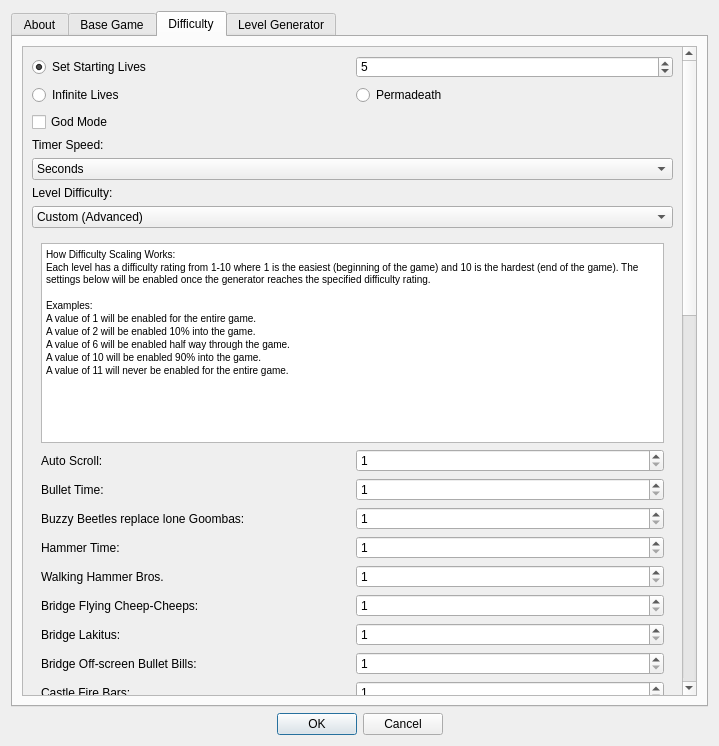
Before: the Qt Designer form SMB1/SMB1_Compliance_To_SMB1/Configure_Settings_Form.ui in Coolcord/Level-Headed, drawn with Qt 5.
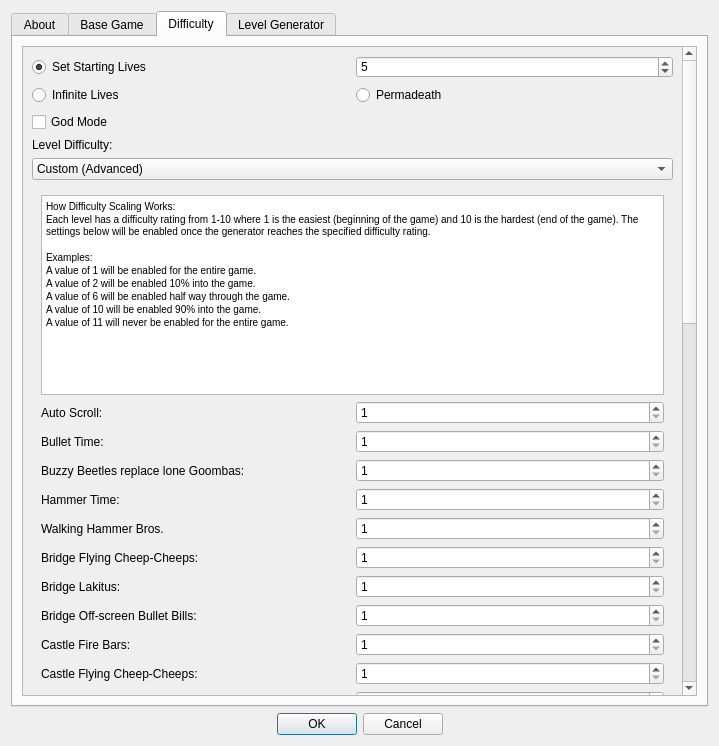
After: the same form once the commit is applied. The open tabs and pages were chosen to show the change.

Commit message: Dropped the seconds timer option

Diff of the .ui file:
```diff
--- a/SMB1/SMB1_Compliance_To_SMB1/Configure_Settings_Form.ui
+++ b/SMB1/SMB1_Compliance_To_SMB1/Configure_Settings_Form.ui
@@ -575,8 +575,8 @@
            <rect>
             <x>0</x>
             <y>0</y>
-            <width>652</width>
-            <height>1822</height>
+            <width>656</width>
+            <height>1902</height>
            </rect>
           </property>
           <layout class="QVBoxLayout" name="verticalLayout_3">
@@ -666,31 +666,6 @@
              </layout>
             </widget>
            </item>
-           <item>
-            <layout class="QVBoxLayout" name="verticalLayout_15">
-             <item>
-              <widget class="QLabel" name="lblTimerSpeed">
-               <property name="text">
-                <string>Timer Speed:</string>
-               </property>
-              </widget>
-             </item>
-             <item>
-              <widget class="QComboBox" name="comboTimerSpeed">
-               <item>
-                <property name="text">
-                 <string>Seconds</string>
-                </property>
-               </item>
-               <item>
-                <property name="text">
-                 <string>Original</string>
-                </property>
-               </item>
-              </widget>
-             </item>
-            </layout>
-           </item>
            <item>
             <layout class="QVBoxLayout" name="layoutDifficulty">
              <item>
@@ -854,16 +829,16 @@
                    <string>&lt;!DOCTYPE HTML PUBLIC &quot;-//W3C//DTD HTML 4.0//EN&quot; &quot;http://www.w3.org/TR/REC-html40/strict.dtd&quot;&gt;
 &lt;html&gt;&lt;head&gt;&lt;meta name=&quot;qrichtext&quot; content=&quot;1&quot; /&gt;&lt;style type=&quot;text/css&quot;&gt;
 p, li { white-space: pre-wrap; }
-&lt;/style&gt;&lt;/head&gt;&lt;body style=&quot; font-family:'MS Shell Dlg 2'; font-size:7.8pt; font-weight:400; font-style:normal;&quot;&gt;
-&lt;p style=&quot; margin-top:0px; margin-bottom:0px; margin-left:0px; margin-right:0px; -qt-block-indent:0; text-indent:0px;&quot;&gt;How Difficulty Scaling Works:&lt;/p&gt;
-&lt;p style=&quot; margin-top:0px; margin-bottom:0px; margin-left:0px; margin-right:0px; -qt-block-indent:0; text-indent:0px;&quot;&gt;Each level has a difficulty rating from 1-10 where 1 is the easiest (beginning of the game) and 10 is the hardest (end of the game). The settings below will be enabled once the generator reaches the specified difficulty rating.&lt;/p&gt;
-&lt;p style=&quot;-qt-paragraph-type:empty; margin-top:0px; margin-bottom:0px; margin-left:0px; margin-right:0px; -qt-block-indent:0; text-indent:0px;&quot;&gt;&lt;br /&gt;&lt;/p&gt;
-&lt;p style=&quot; margin-top:0px; margin-bottom:0px; margin-left:0px; margin-right:0px; -qt-block-indent:0; text-indent:0px;&quot;&gt;Examples:&lt;/p&gt;
-&lt;p style=&quot; margin-top:0px; margin-bottom:0px; margin-left:0px; margin-right:0px; -qt-block-indent:0; text-indent:0px;&quot;&gt;A value of 1 will be enabled for the entire game.&lt;/p&gt;
-&lt;p style=&quot; margin-top:0px; margin-bottom:0px; margin-left:0px; margin-right:0px; -qt-block-indent:0; text-indent:0px;&quot;&gt;A value of 2 will be enabled 10% into the game.&lt;/p&gt;
-&lt;p style=&quot; margin-top:0px; margin-bottom:0px; margin-left:0px; margin-right:0px; -qt-block-indent:0; text-indent:0px;&quot;&gt;A value of 6 will be enabled half way through the game.&lt;/p&gt;
-&lt;p style=&quot; margin-top:0px; margin-bottom:0px; margin-left:0px; margin-right:0px; -qt-block-indent:0; text-indent:0px;&quot;&gt;A value of 10 will be enabled 90% into the game.&lt;/p&gt;
-&lt;p style=&quot; margin-top:0px; margin-bottom:0px; margin-left:0px; margin-right:0px; -qt-block-indent:0; text-indent:0px;&quot;&gt;A value of 11 will never be enabled for the entire game.&lt;/p&gt;&lt;/body&gt;&lt;/html&gt;</string>
+&lt;/style&gt;&lt;/head&gt;&lt;body style=&quot; font-family:'Bitstream Vera Sans'; font-size:12pt; font-weight:400; font-style:normal;&quot;&gt;
+&lt;p style=&quot; margin-top:0px; margin-bottom:0px; margin-left:0px; margin-right:0px; -qt-block-indent:0; text-indent:0px;&quot;&gt;&lt;span style=&quot; font-family:'MS Shell Dlg 2'; font-size:7.8pt;&quot;&gt;How Difficulty Scaling Works:&lt;/span&gt;&lt;/p&gt;
+&lt;p style=&quot; margin-top:0px; margin-bottom:0px; margin-left:0px; margin-right:0px; -qt-block-indent:0; text-indent:0px;&quot;&gt;&lt;span style=&quot; font-family:'MS Shell Dlg 2'; font-size:7.8pt;&quot;&gt;Each level has a difficulty rating from 1-10 where 1 is the easiest (beginning of the game) and 10 is the hardest (end of the game). The settings below will be enabled once the generator reaches the specified difficulty rating.&lt;/span&gt;&lt;/p&gt;
+&lt;p style=&quot;-qt-paragraph-type:empty; margin-top:0px; margin-bottom:0px; margin-left:0px; margin-right:0px; -qt-block-indent:0; text-indent:0px; font-family:'MS Shell Dlg 2'; font-size:7.8pt;&quot;&gt;&lt;br /&gt;&lt;/p&gt;
+&lt;p style=&quot; margin-top:0px; margin-bottom:0px; margin-left:0px; margin-right:0px; -qt-block-indent:0; text-indent:0px;&quot;&gt;&lt;span style=&quot; font-family:'MS Shell Dlg 2'; font-size:7.8pt;&quot;&gt;Examples:&lt;/span&gt;&lt;/p&gt;
+&lt;p style=&quot; margin-top:0px; margin-bottom:0px; margin-left:0px; margin-right:0px; -qt-block-indent:0; text-indent:0px;&quot;&gt;&lt;span style=&quot; font-family:'MS Shell Dlg 2'; font-size:7.8pt;&quot;&gt;A value of 1 will be enabled for the entire game.&lt;/span&gt;&lt;/p&gt;
+&lt;p style=&quot; margin-top:0px; margin-bottom:0px; margin-left:0px; margin-right:0px; -qt-block-indent:0; text-indent:0px;&quot;&gt;&lt;span style=&quot; font-family:'MS Shell Dlg 2'; font-size:7.8pt;&quot;&gt;A value of 2 will be enabled 10% into the game.&lt;/span&gt;&lt;/p&gt;
+&lt;p style=&quot; margin-top:0px; margin-bottom:0px; margin-left:0px; margin-right:0px; -qt-block-indent:0; text-indent:0px;&quot;&gt;&lt;span style=&quot; font-family:'MS Shell Dlg 2'; font-size:7.8pt;&quot;&gt;A value of 6 will be enabled half way through the game.&lt;/span&gt;&lt;/p&gt;
+&lt;p style=&quot; margin-top:0px; margin-bottom:0px; margin-left:0px; margin-right:0px; -qt-block-indent:0; text-indent:0px;&quot;&gt;&lt;span style=&quot; font-family:'MS Shell Dlg 2'; font-size:7.8pt;&quot;&gt;A value of 10 will be enabled 90% into the game.&lt;/span&gt;&lt;/p&gt;
+&lt;p style=&quot; margin-top:0px; margin-bottom:0px; margin-left:0px; margin-right:0px; -qt-block-indent:0; text-indent:0px;&quot;&gt;&lt;span style=&quot; font-family:'MS Shell Dlg 2'; font-size:7.8pt;&quot;&gt;A value of 11 will never be enabled for the entire game.&lt;/span&gt;&lt;/p&gt;&lt;/body&gt;&lt;/html&gt;</string>
                   </property>
                  </widget>
                 </item>
```
Left out of the diff: 32 changed lines with no effect on the pictures. The commit also changes 5 other files.
